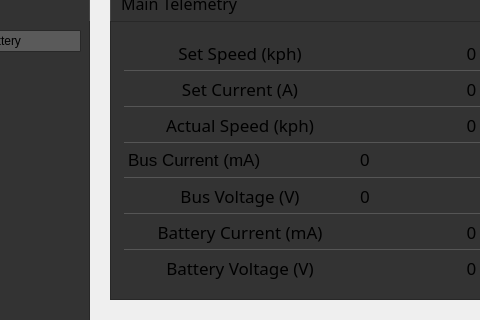
UCSolarCarTeam/Delta-Desktop-Client-Telemetry, file PowerUI.ui: the form before one commit; both pictures show x 450 to 930 and y 118 to 438 of the 1366 by 828 pixel window.
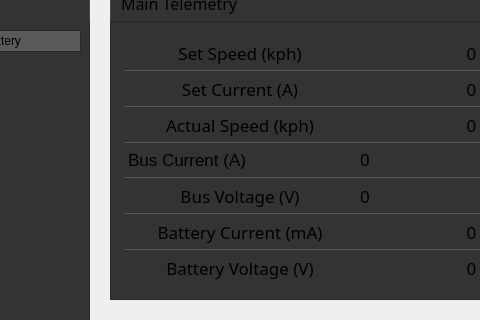
The form after the commit. Icons and pictures are not drawn. Custom widgets are drawn as their Qt base class.

Commit message: fixed battery and temperature graph

What changed in the file:
```diff
--- a/PowerUI.ui
+++ b/PowerUI.ui
@@ -1551,7 +1551,7 @@
                 <item row="3" column="0">
                  <widget class="QLabel" name="busCurrentLabel">
                   <property name="text">
-                   <string>Bus Current (mA)</string>
+                   <string>Bus Current (A)</string>
                   </property>
                  </widget>
                 </item>
```
